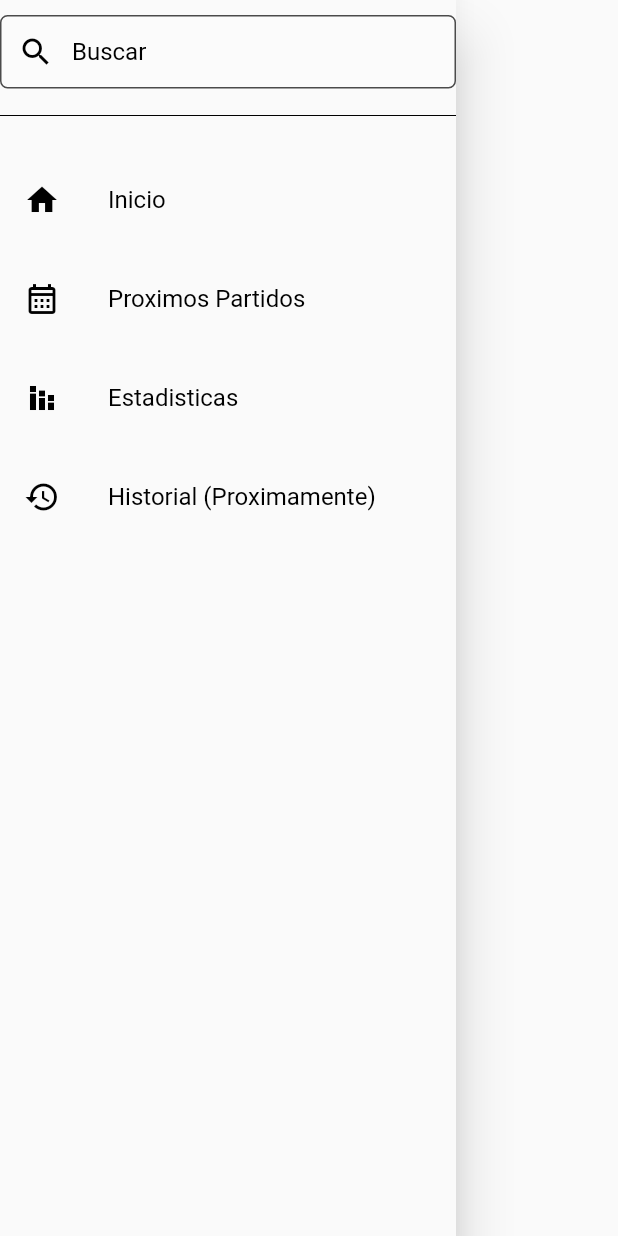
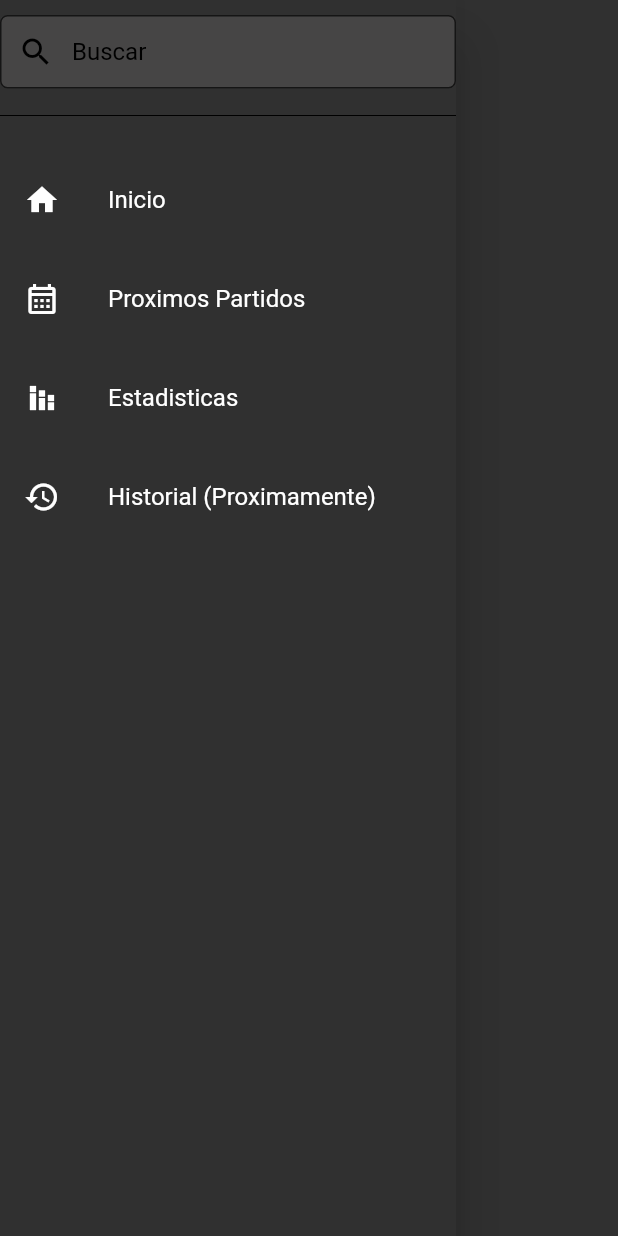
Before and after one commit to DamatoG/app_flutter_final_lab4, a Flutter app: the NavigationDrawerWidget widget shown alone on an empty page, opened directly, on a phone screen of 412 x 824 dp. Run offline on Flutter 3.47's test engine with Material 2 defaults, Android fonts, the phone set to English and light mode, and no system bars; network calls fail.

Commit message:
Dark mode

```diff
--- a/lib/main.dart
+++ b/lib/main.dart
@@ -22,6 +22,7 @@ class MyApp extends StatelessWidget {
     return MaterialApp(
       title: 'MyApp',
       debugShowCheckedModeBanner: false,
+      theme: ThemeData.dark(),
       initialRoute: 'home',
       routes: {
         'home': (context) => const HomePage(),
--- a/lib/widget/drawer_widget.dart
+++ b/lib/widget/drawer_widget.dart
@@ -10,7 +10,7 @@ class NavigationDrawerWidget extends StatelessWidget {
     return Container(
       decoration: const BoxDecoration(
           gradient: LinearGradient(
-        colors: [Colors.blueGrey, Colors.blueAccent],
+        colors: [Color.fromARGB(255, 246, 247, 247), Color.fromARGB(255, 221, 225, 231)],
       )),
       child: Drawer(
           child: Material(
@@ -61,7 +61,7 @@ Widget buildMenuItem(
   required IconData icon,
   ruta,
 }) {
-  const color = Colors.black;
+  const color = Colors.white;
   const hoverColor = Color.fromARGB(232, 230, 8, 196);
 
   return ListTile(
@@ -85,7 +85,7 @@ Widget buildSearchBar() {
       hintStyle: const TextStyle(color: color),
       prefixIcon: const Icon(Icons.search, color: color),
       filled: true,
-      fillColor: Colors.white12,
+      fillColor: Color.fromARGB(31, 226, 219, 219),
       enabledBorder: OutlineInputBorder(
         borderRadius: BorderRadius.circular(5),
         borderSide: BorderSide(color: color.withOpacity(0.7)),
--- a/pubspec.yaml
+++ b/pubspec.yaml
@@ -36,6 +36,7 @@ dependencies:
   # The following adds the Cupertino Icons font to your application.
   # Use with the CupertinoIcons class for iOS style icons.
   cupertino_icons: ^1.0.2
+  google_fonts: ^3.0.1
 
 dev_dependencies:
   flutter_test:
```
Also changed, not shown: pubspec.lock.
